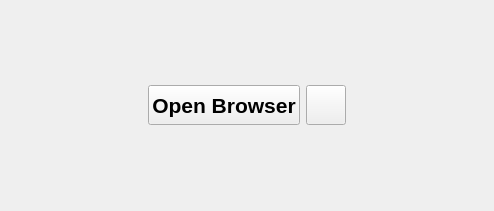
Before: the Qt Designer form src/gui/loginrequireddialog/oauthloginwidget.ui in GrossLukas/client, drawn with Qt 5.
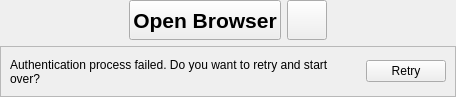
After: the same form once the commit is applied. Icons and pictures are not drawn.

Commit message: Allow user to retry OAuth2/OIDC login (#10026)

Diff of the .ui file:
```diff
--- a/src/gui/loginrequireddialog/oauthloginwidget.ui
+++ b/src/gui/loginrequireddialog/oauthloginwidget.ui
@@ -6,14 +6,20 @@
    <rect>
     <x>0</x>
     <y>0</y>
-    <width>494</width>
-    <height>211</height>
+    <width>456</width>
+    <height>97</height>
    </rect>
   </property>
+  <property name="sizePolicy">
+   <sizepolicy hsizetype="MinimumExpanding" vsizetype="Minimum">
+    <horstretch>0</horstretch>
+    <verstretch>0</verstretch>
+   </sizepolicy>
+  </property>
   <property name="windowTitle">
    <string>OAuthLoginWidget</string>
   </property>
-  <layout class="QHBoxLayout" name="horizontalLayout" stretch="1,0,0,1">
+  <layout class="QVBoxLayout" name="verticalLayout" stretch="0,0">
    <property name="leftMargin">
     <number>0</number>
    </property>
@@ -26,6 +32,8 @@
    <property name="bottomMargin">
     <number>0</number>
    </property>
+   <item>
+    <layout class="QHBoxLayout" name="horizontalLayout_2">
    <item>
     <spacer name="horizontalSpacer_3">
      <property name="orientation">
@@ -34,7 +42,7 @@
      <property name="sizeHint" stdset="0">
       <size>
        <width>20</width>
-       <height>20</height>
+         <height>5</height>
       </size>
      </property>
     </spacer>
@@ -90,10 +98,95 @@
      <property name="sizeHint" stdset="0">
       <size>
        <width>20</width>
-       <height>20</height>
+         <height>5</height>
       </size>
      </property>
     </spacer>
+     </item>
+    </layout>
+   </item>
+   <item>
+    <widget class="QStackedWidget" name="retryWidget">
+     <property name="sizePolicy">
+      <sizepolicy hsizetype="MinimumExpanding" vsizetype="Minimum">
+       <horstretch>0</horstretch>
+       <verstretch>0</verstretch>
+      </sizepolicy>
+     </property>
+     <property name="currentIndex">
+      <number>0</number>
+     </property>
+     <widget class="QWidget" name="retryPage">
+      <property name="sizePolicy">
+       <sizepolicy hsizetype="MinimumExpanding" vsizetype="Minimum">
+        <horstretch>0</horstretch>
+        <verstretch>0</verstretch>
+       </sizepolicy>
+      </property>
+      <layout class="QVBoxLayout" name="verticalLayout_2">
+       <property name="leftMargin">
+        <number>0</number>
+       </property>
+       <property name="topMargin">
+        <number>0</number>
+       </property>
+       <property name="rightMargin">
+        <number>0</number>
+       </property>
+       <property name="bottomMargin">
+        <number>0</number>
+       </property>
+       <item>
+        <widget class="QFrame" name="retryFrame">
+         <property name="sizePolicy">
+          <sizepolicy hsizetype="MinimumExpanding" vsizetype="Minimum">
+           <horstretch>0</horstretch>
+           <verstretch>0</verstretch>
+          </sizepolicy>
+         </property>
+         <property name="frameShape">
+          <enum>QFrame::StyledPanel</enum>
+         </property>
+         <property name="frameShadow">
+          <enum>QFrame::Plain</enum>
+         </property>
+         <layout class="QHBoxLayout" name="horizontalLayout" stretch="0,0">
+          <item>
+           <widget class="QLabel" name="errorLabel">
+            <property name="sizePolicy">
+             <sizepolicy hsizetype="MinimumExpanding" vsizetype="Minimum">
+              <horstretch>0</horstretch>
+              <verstretch>0</verstretch>
+             </sizepolicy>
+            </property>
+            <property name="minimumSize">
+             <size>
+              <width>350</width>
+              <height>0</height>
+             </size>
+            </property>
+            <property name="text">
+             <string notr="true">Authentication process failed. Do you want to retry and start over?</string>
+            </property>
+            <property name="wordWrap">
+             <bool>true</bool>
+            </property>
+           </widget>
+          </item>
+          <item>
+           <widget class="QPushButton" name="retryButton">
+            <property name="text">
+             <string>Retry</string>
+            </property>
+           </widget>
+          </item>
+         </layout>
+        </widget>
+       </item>
+      </layout>
+     </widget>
+     <widget class="QWidget" name="emptyPage"/>
+    </widget>
    </item>
   </layout>
  </widget>
```
Lines whose indentation alone changed are shown as unchanged. The commit also changes 8 other files.
